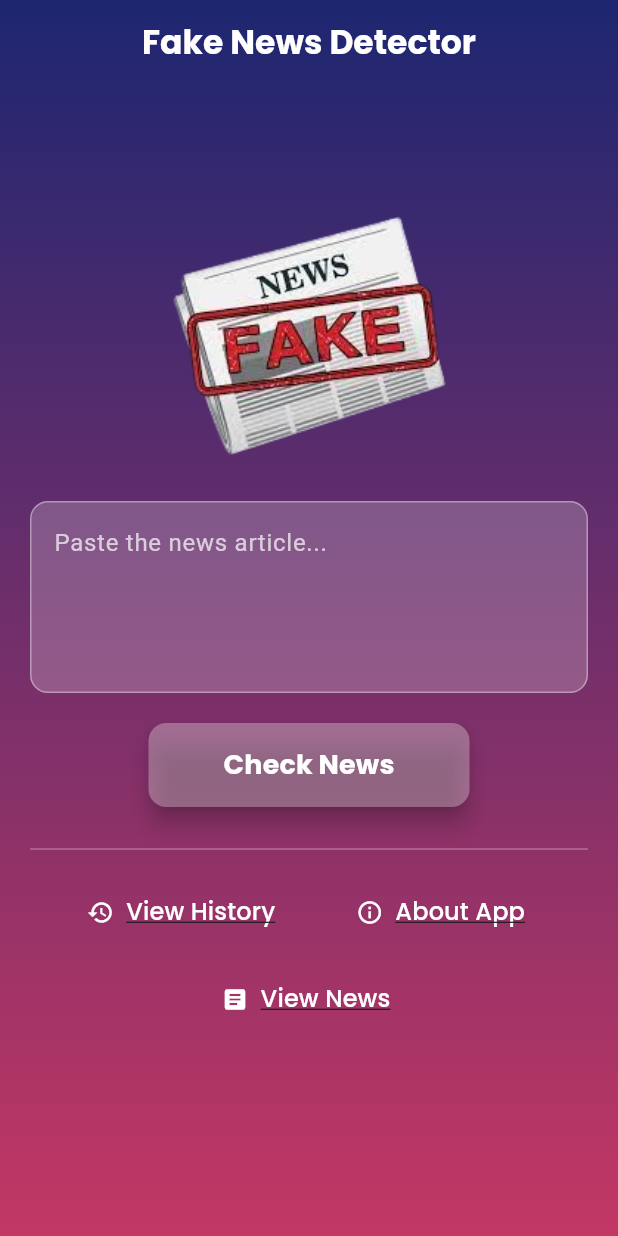
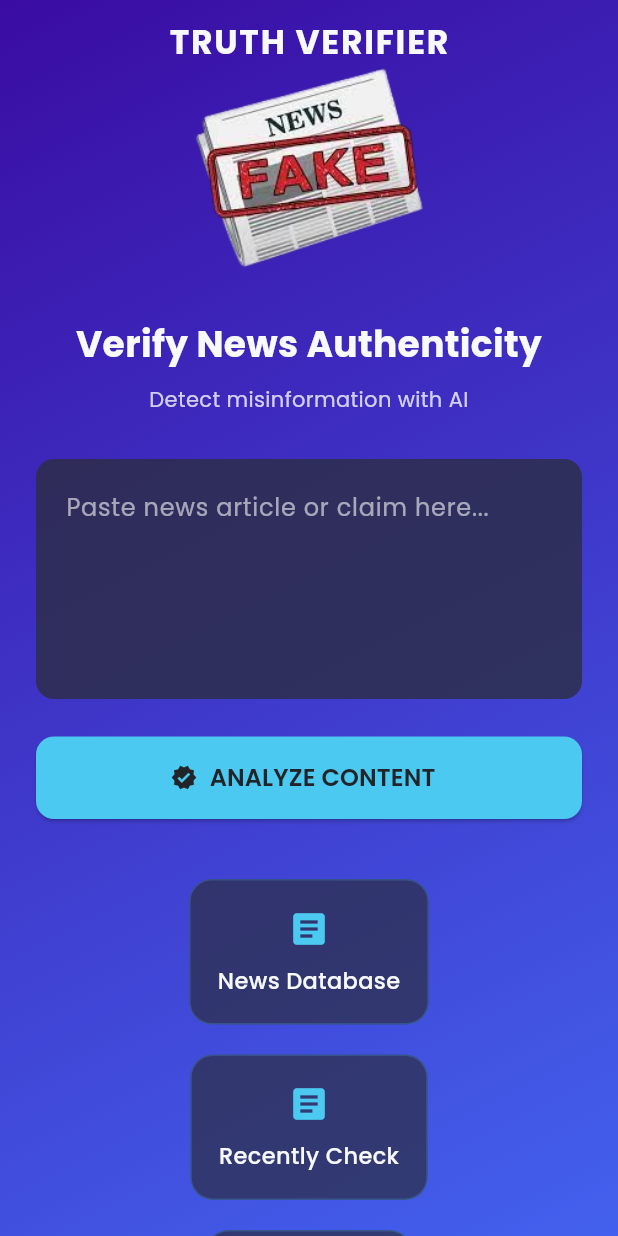
Before and after one commit to pratikkhemnar/fake_true_news, a Flutter app: the screen it shows after launch, on a phone screen of 412 x 824 dp. Run offline on Flutter 3.47's test engine with Material 3 defaults, Android fonts, the phone set to English and light mode, and no system bars; our stand-ins replace csv, google_fonts.

Commit message:
Final Commit

```diff
--- a/lib/screens/home_screen.dart
+++ b/lib/screens/home_screen.dart
@@ -1,11 +1,12 @@
-import 'package:fake_true_news/screens/news_screen.dart';
+import 'package:fake_true_news/screens/result_screen.dart';
 import 'package:flutter/material.dart';
 import 'package:google_fonts/google_fonts.dart';
 import 'package:http/http.dart' as http;
 import 'dart:convert';
+
 import 'about_screen.dart';
 import 'history_screen.dart';
-import 'result_screen.dart';
+import 'news_screen.dart';
 
 class HomeScreen extends StatefulWidget {
   const HomeScreen({super.key});
@@ -15,189 +16,296 @@ class HomeScreen extends StatefulWidget {
 }
 
 class _HomeScreenState extends State<HomeScreen> {
-  TextEditingController newsController = TextEditingController();
-  bool isLoading = false;
-  List<Map<String, String>> searchHistory = [];
+  final TextEditingController _newsController = TextEditingController();
+  bool _isLoading = false;
+  final List<Map<String, String>> _searchHistory = [];
+  final FocusNode _focusNode = FocusNode();
 
-  Future<void> checkNews() async {
-    String newsText = newsController.text.trim();
+  final Color _primaryColor = const Color(0xFF4361EE);
+  final Color _secondaryColor = const Color(0xFF3A0CA3);
+  final Color _accentColor = const Color(0xFF4CC9F0);
+  final Color _textColor = const Color(0xFFF8F9FA);
+  final Color _darkTextColor = const Color(0xFF212529);
+  final Color _cardColor = const Color(0xFF2B2D42);
+
+  Future<void> _checkNews() async {
+    final String newsText = _newsController.text.trim();
     if (newsText.isEmpty) {
-      ScaffoldMessenger.of(context).showSnackBar(
-        const SnackBar(content: Text("Please enter some news text!")),
-      );
+      _showSnackBar("Please enter some news text!");
       return;
     }
 
-    setState(() {
-      isLoading = true;
-    });
+    setState(() => _isLoading = true);
 
     try {
-      var url = Uri.parse("http://localhost:8080/predict/");
-      var response = await http.post(
-        url,
+      final response = await http.post(
+        Uri.parse("http://localhost:8080/predict/"),
         headers: {"Content-Type": "application/json"},
         body: jsonEncode({"text": newsText}),
       );
 
       if (response.statusCode == 200) {
-        var data = jsonDecode(response.body);
-        String prediction = data["prediction"];
+        final data = jsonDecode(response.body);
+        final String prediction = data["prediction"];
 
         setState(() {
-          searchHistory.insert(0, {"text": newsText, "prediction": prediction});
+          _searchHistory.insert(0, {
+            "text": newsText,
+            "prediction": prediction,
+            "time": DateTime.now().toString(),
+          });
         });
 
         Navigator.push(
           context,
-          MaterialPageRoute(
-            builder: (context) => ResultScreen(prediction: prediction),
+          PageRouteBuilder(
+            pageBuilder: (_, __, ___) => ResultScreen(prediction: prediction),
+            transitionsBuilder: (_, animation, __, child) {
+              return SlideTransition(
+                position: Tween<Offset>(
+                  begin: const Offset(0, 0.5),
+                  end: Offset.zero,
+                ).animate(CurvedAnimation(
+                  parent: animation,
+                  curve: Curves.easeOutQuart,
+                )),
+                child: FadeTransition(
+                  opacity: animation,
+                  child: child,
+                ),
+              );
+            },
           ),
         );
       } else {
-        throw Exception("Failed to get response");
+        throw Exception("Server responded with status: \${response.statusCode}");
       }
     } catch (e) {
-      ScaffoldMessenger.of(context).showSnackBar(
-        SnackBar(content: Text("Error: ${e.toString()}")),
-      );
+      _showSnackBar("Error: \${e.toString()}");
+    } finally {
+      setState(() => _isLoading = false);
+    }
   }
 
-    setState(() {
-      isLoading = false;
-    });
+  void _showSnackBar(String message) {
+    ScaffoldMessenger.of(context).showSnackBar(
+      SnackBar(
+        content: Text(message),
+        behavior: SnackBarBehavior.floating,
+        shape: RoundedRectangleBorder(
+          borderRadius: BorderRadius.circular(10),
+        ),
+        backgroundColor: _cardColor,
+        margin: const EdgeInsets.all(20),
+      ),
+    );
   }
 
   @override
   Widget build(BuildContext context) {
+    final size = MediaQuery.of(context).size;
+    final bool isWideScreen = size.width > 800;
+
     return Scaffold(
       extendBodyBehindAppBar: true,
       appBar: AppBar(
         title: Text(
-          'Fake News Detector',
+          'TRUTH VERIFIER',
           style: GoogleFonts.poppins(
             fontWeight: FontWeight.bold,
-            fontSize: 22,
-            color: Colors.white,
+            fontSize: isWideScreen ? 26 : 22,
+            letterSpacing: 1.2,
+            color: _textColor,
           ),
         ),
         centerTitle: true,
         backgroundColor: Colors.transparent,
         elevation: 0,
       ),
-      body: Stack(
+      body: Container(
+        width: double.infinity,
+        height: double.infinity,
+        decoration: BoxDecoration(
+          gradient: LinearGradient(
+            begin: Alignment.topLeft,
+            end: Alignment.bottomRight,
+            colors: [_secondaryColor, _primaryColor],
+          ),
+        ),
+        child: Center(
+          child: SingleChildScrollView(
+            padding: const EdgeInsets.all(24),
+            child: ConstrainedBox(
+              constraints: BoxConstraints(maxWidth: isWideScreen ? 700 : 500),
+              child: Column(
                 children: [
-          Container(
-            decoration: const BoxDecoration(
-              gradient: LinearGradient(
-                colors: [Color(0xFF1D2671), Color(0xFFC33764)],
-                begin: Alignment.topCenter,
-                end: Alignment.bottomCenter,
+                  SizedBox(height: 13,),
+                  Image.asset(
+                    'assets/images/img2.png',
+                    height: 150,
+                  ),
+                  const SizedBox(height: 25),
+                  Text(
+                    'Verify News Authenticity',
+                    style: GoogleFonts.poppins(
+                      fontSize: isWideScreen ? 30 : 24,
+                      fontWeight: FontWeight.bold,
+                      color: _textColor,
+                    ),
+                    textAlign: TextAlign.center,
+                  ),
+                  const SizedBox(height: 10),
+                  Text(
+                    'Detect misinformation with AI',
+                    style: GoogleFonts.poppins(
+                      fontSize: isWideScreen ? 16 : 14,
+                      color: _textColor.withOpacity(0.8),
+                    ),
+                    textAlign: TextAlign.center,
+                  ),
+                  const SizedBox(height: 30),
+                  _buildTextField(),
+                  const SizedBox(height: 25),
+                  _buildAnalyzeButton(isWideScreen),
+                  const SizedBox(height: 40),
+                  _buildFeatureCards(isWideScreen),
+                ],
               ),
             ),
           ),
-          Center(
-            child: Padding(
-              padding: const EdgeInsets.symmetric(horizontal: 20.0, vertical: 50),
-              child: Column(
-                mainAxisSize: MainAxisSize.min,
-                crossAxisAlignment: CrossAxisAlignment.center,
-                children: [
-                  Image.asset(
-                    'assets/images/img2.png',
-                    height: 180,
         ),
-                  const SizedBox(height: 20.0),
-                  Container(
+      ),
+    );
+  }
+
+  Widget _buildTextField() {
+    return Container(
       decoration: BoxDecoration(
-                      color: Colors.white.withOpacity(0.2),
+        color: _cardColor.withOpacity(0.8),
         borderRadius: BorderRadius.circular(12),
-                      border: Border.all(color: Colors.white38),
       ),
       child: TextField(
-                      controller: newsController,
-                      maxLines: 4,
-                      style: const TextStyle(color: Colors.white),
-                      decoration: const InputDecoration(
-                        hintText: 'Paste the news article...',
-                        hintStyle: TextStyle(color: Colors.white70),
+        controller: _newsController,
+        focusNode: _focusNode,
+        maxLines: 5,
+        style: GoogleFonts.poppins(fontSize: 16, color: _textColor),
+        decoration: InputDecoration(
+          hintText: 'Paste news article or claim here...',
+          hintStyle: GoogleFonts.poppins(color: _textColor.withOpacity(0.6)),
           border: InputBorder.none,
-                        contentPadding: EdgeInsets.all(15),
+          contentPadding: const EdgeInsets.all(20),
+          suffixIcon: _newsController.text.isNotEmpty
+              ? IconButton(
+            icon: Icon(Icons.clear, color: _textColor.withOpacity(0.6)),
+            onPressed: () {
+              _newsController.clear();
+              setState(() {});
+            },
+          )
+              : null,
+        ),
+        onChanged: (_) => setState(() {}),
+      ),
+    );
+  }
+
+  Widget _buildAnalyzeButton(bool isWideScreen) {
+    return SizedBox(
+      width: isWideScreen ? 280 : double.infinity,
+      height: 55,
+      child: ElevatedButton.icon(
+        icon: Icon(Icons.verified, color: _darkTextColor),
+        label: _isLoading
+            ? const CircularProgressIndicator(
+          valueColor: AlwaysStoppedAnimation(Colors.white),
+        )
+            : Text(
+          'ANALYZE CONTENT',
+          style: GoogleFonts.poppins(
+            fontWeight: FontWeight.w600,
+            fontSize: 16,
+            color: _darkTextColor,
           ),
         ),
-                  ),
-                  const SizedBox(height: 20.0),
-                  ElevatedButton(
-                    onPressed: isLoading ? null : checkNews,
         style: ElevatedButton.styleFrom(
-                      backgroundColor: Colors.white.withOpacity(0.3),
-                      padding: const EdgeInsets.symmetric(horizontal: 50, vertical: 15),
+          backgroundColor: _accentColor,
           shape: RoundedRectangleBorder(
             borderRadius: BorderRadius.circular(12),
           ),
-                      elevation: 6,
         ),
-                    child: isLoading
-                        ? const CircularProgressIndicator(color: Colors.white)
-                        : Text(
-                      'Check News',
-                      style: GoogleFonts.poppins(
-                        fontSize: 18,
-                        color: Colors.white,
-                        fontWeight: FontWeight.bold,
+        onPressed: _isLoading ? null : _checkNews,
+      ),
+    );
+  }
+
+  Widget _buildFeatureCards(bool isWideScreen) {
+    final children = [
+      _buildInfoCard(
+        icon: Icons.article,
+        title: "News Database",
+        onTap: () => Navigator.push(
+          context,
+          MaterialPageRoute(builder: (context) => const NewsScreen()),
         ),
       ),
+      const SizedBox(height: 20, width: 20),
+      _buildInfoCard(
+        icon: Icons.article,
+        title: "Recently Check",
+        onTap: () => Navigator.push(
+          context,
+          MaterialPageRoute(builder: (context) => HistoryScreen(history: _searchHistory)),
         ),
-                  const SizedBox(height: 20.0),
-                  const Divider(color: Colors.white30),
-                  const SizedBox(height: 10.0),
-                  Row(
-                    mainAxisAlignment: MainAxisAlignment.spaceEvenly,
+      ),
+      const SizedBox(height: 20, width: 20),
+      _buildInfoCard(
+        icon: Icons.info_outline,
+        title: "How It Works",
+        onTap: () => Navigator.push(
+          context,
+          MaterialPageRoute(builder: (context) => AboutScreen()),
+        ),
+      ),
+    ];
+
+    return isWideScreen
+        ? Row(mainAxisAlignment: MainAxisAlignment.center, children: children)
+        : Column(children: children);
+  }
+
+  Widget _buildInfoCard({
+    required IconData icon,
+    required String title,
+    required VoidCallback onTap,
+  }) {
+    return GestureDetector(
+      onTap: onTap,
+      child: MouseRegion(
+        cursor: SystemMouseCursors.click,
+        child: Container(
+          padding: const EdgeInsets.all(18),
+          decoration: BoxDecoration(
+            color: _cardColor.withOpacity(0.7),
+            borderRadius: BorderRadius.circular(15),
+            border: Border.all(color: _accentColor.withOpacity(0.2)),
+          ),
+          child: Column(
+            mainAxisSize: MainAxisSize.min,
             children: [
-                      _buildTextButton(
-                        context,
-                        'View History',
-                        Icons.history,
-                        HistoryScreen(history: searchHistory),
+              Icon(icon, size: 28, color: _accentColor),
+              const SizedBox(height: 10),
+              Text(
+                title,
+                style: GoogleFonts.poppins(
+                  fontSize: 15,
+                  fontWeight: FontWeight.w500,
+                  color: _textColor,
                 ),
-                      _buildTextButton(
-                        context,
-                        'About App',
-                        Icons.info_outline,
-                        const AboutScreen(),
-                      ),
-                    ],
-                  ),
-                  const SizedBox(height: 10.0),
-                  _buildTextButton(
-                    context,
-                    'View News',
-                    Icons.article,
-                    const NewsScreen(),
               ),
             ],
           ),
         ),
       ),
-        ],
-      ),
-    );
-  }
-
-  Widget _buildTextButton(BuildContext context, String text, IconData icon, Widget screen) {
-    return TextButton.icon(
-      onPressed: () {
-        Navigator.push(context, MaterialPageRoute(builder: (context) => screen));
-      },
-      icon: Icon(icon, color: Colors.white),
-      label: Text(
-        text,
-        style: GoogleFonts.poppins(
-          fontSize: 16,
-          color: Colors.white,
-          decoration: TextDecoration.underline,
-        ),
-      ),
     );
   }
 }
```
Also changed, not shown: lib/screens/about_screen.dart (+126 -103 lines), lib/screens/news_screen.dart (+14 -6 lines), lib/screens/result_screen.dart (+50 -30 lines), pubspec.yaml (+10 -1 lines), pubspec.lock, 8 other files. Lines whose indentation alone changed are shown as unchanged.
